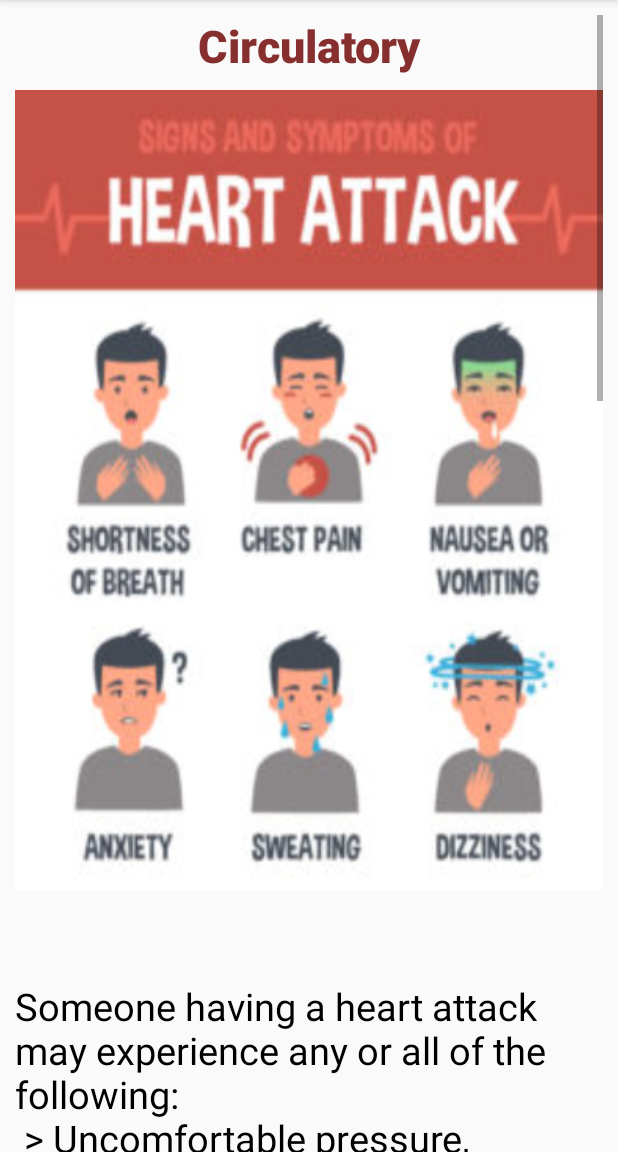
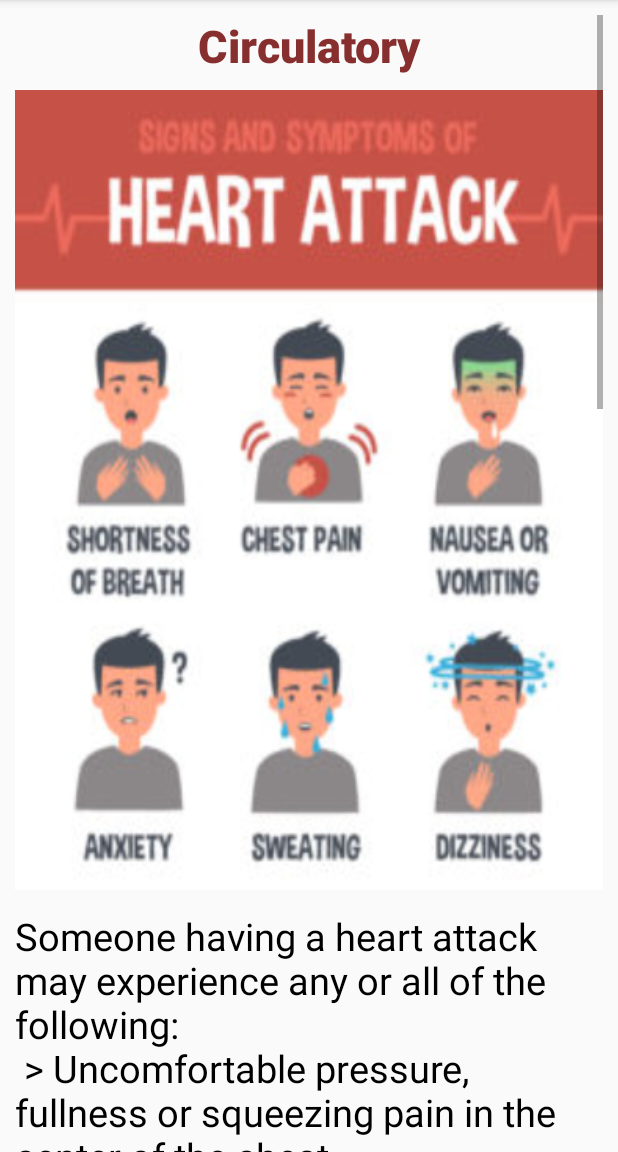
Before and after one commit to Azmary-mahi/First-Aid, an Android app: the heartattack screen opened directly, with no data from a screen before it, on a phone screen of 412 x 824 dp, the part 84-1236 px from its top. Run offline under Robolectric (Android 15) with nearby library versions, the phone set to English and light mode, and no system bars.

Commit message:
commit 29

```diff
--- a/app/src/main/res/layout/activity_heartattack.xml
+++ b/app/src/main/res/layout/activity_heartattack.xml
@@ -36,7 +36,7 @@
             <TextView
                 android:layout_width="match_parent"
                 android:layout_height="match_parent"
-                android:layout_marginTop="90px"
+                android:layout_marginTop="20px"
                 android:text="@string/heartattack"
                 android:textColor="#000000"
                 android:textSize="25dp"/>
```
